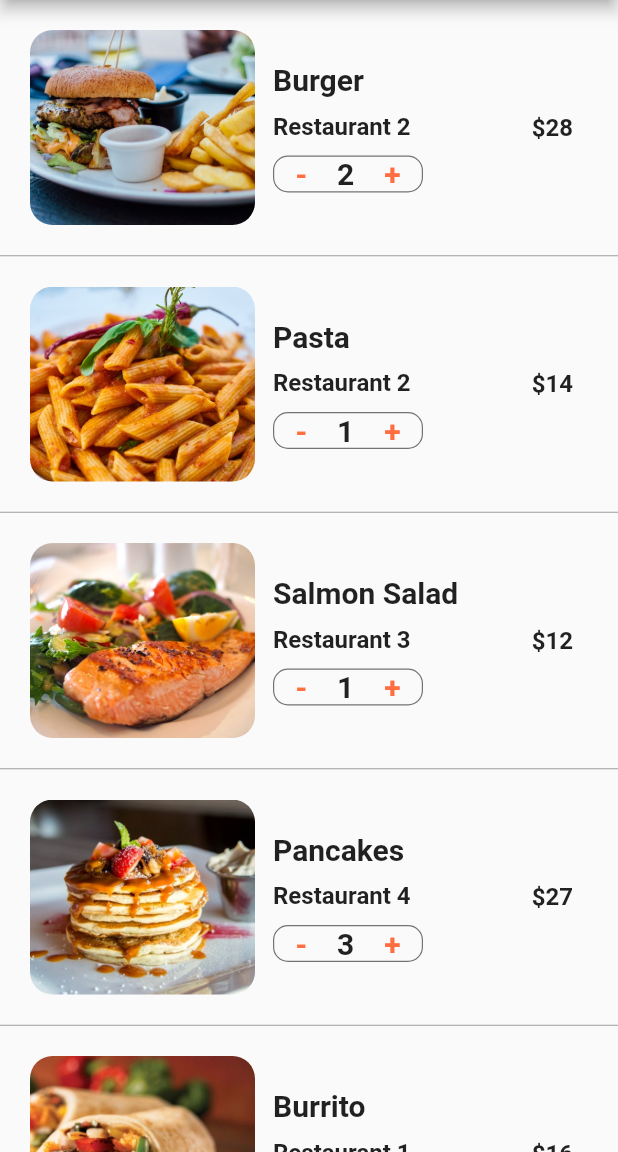
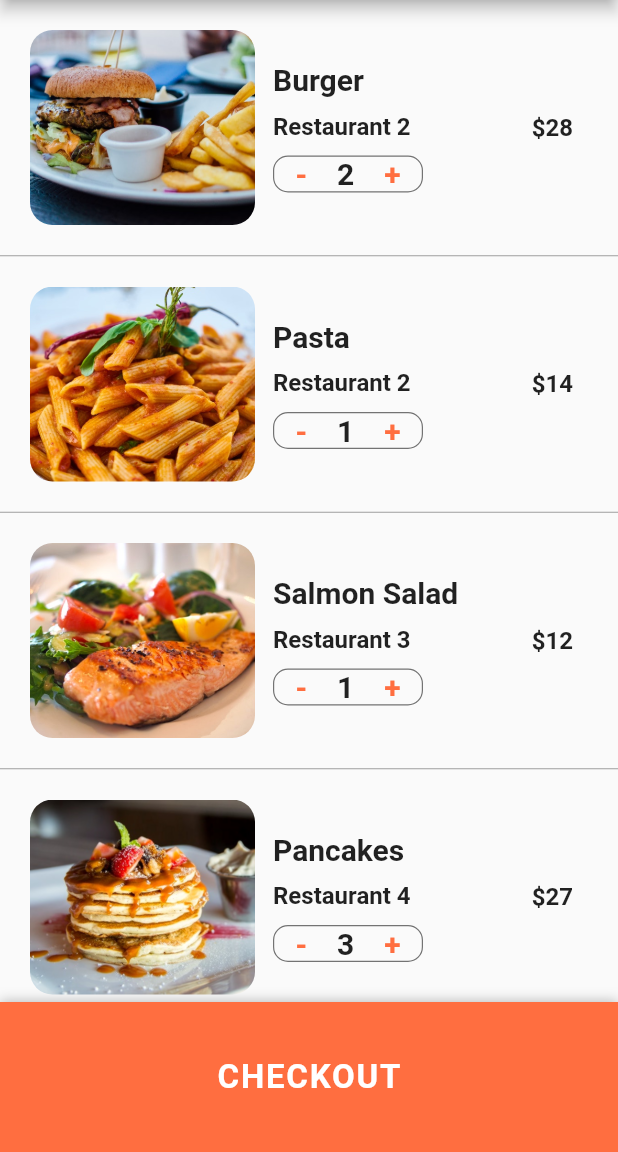
Before and after one commit to rhromets/Food-delivery-UI, a Flutter app: the CartScreen screen opened directly, on a phone screen of 412 x 824 dp, the part 84-1236 px from its top. Run offline on Flutter 3.47's test engine with Material 2 defaults, Android fonts, the phone set to English and light mode, and no system bars.

Commit message:
Modified Cart Screen

```diff
--- a/lib/screens/cart_screen.dart
+++ b/lib/screens/cart_screen.dart
@@ -109,6 +109,10 @@ class _CartScreenState extends State<CartScreen> {
 
   @override
   Widget build(BuildContext context) {
+    double totalPrice = 0;
+    currentUser.cart!.forEach(
+        (Order order) => totalPrice += order.quantity! * order.food!.price!);
+
     return Scaffold(
       appBar: AppBar(
         title: Text('Cart (${currentUser.cart!.length})'),
@@ -116,8 +120,58 @@ class _CartScreenState extends State<CartScreen> {
       body: ListView.separated(
         physics: BouncingScrollPhysics(),
         itemBuilder: (BuildContext context, int index) {
-          Order order = currentUser.cart![index];
-          return _buildCartItem(order);
+          if (index < currentUser.cart!.length) {
+            Order order = currentUser.cart![index];
+            return _buildCartItem(order);
+          }
+          return Padding(
+            padding: EdgeInsets.all(20.0),
+            child: Column(
+              children: [
+                Row(
+                  mainAxisAlignment: MainAxisAlignment.spaceBetween,
+                  children: [
+                    Text(
+                      'Estimated Delivery Time:',
+                      style: TextStyle(
+                        fontSize: 20.0,
+                        fontWeight: FontWeight.w600,
+                      ),
+                    ),
+                    Text(
+                      '25 min',
+                      style: TextStyle(
+                        fontSize: 20.0,
+                        fontWeight: FontWeight.w600,
+                      ),
+                    ),
+                  ],
+                ),
+                SizedBox(height: 10.0),
+                Row(
+                  mainAxisAlignment: MainAxisAlignment.spaceBetween,
+                  children: [
+                    Text(
+                      'Total cost:',
+                      style: TextStyle(
+                        fontSize: 20.0,
+                        fontWeight: FontWeight.w600,
+                      ),
+                    ),
+                    Text(
+                      '\$${totalPrice.toStringAsFixed(2)}',
+                      style: TextStyle(
+                        fontSize: 20.0,
+                        fontWeight: FontWeight.w600,
+                        color: Colors.green[700],
+                      ),
+                    ),
+                  ],
+                ),
+                SizedBox(height: 100.0)
+              ],
+            ),
+          );
         },
         separatorBuilder: (BuildContext context, int index) {
           return Divider(
@@ -125,7 +179,35 @@ class _CartScreenState extends State<CartScreen> {
             color: Colors.grey,
           );
         },
-        itemCount: currentUser.cart!.length,
+        itemCount: currentUser.cart!.length + 1,
+      ),
+      bottomSheet: Container(
+        height: 100,
+        width: MediaQuery.of(context).size.width,
+        decoration: BoxDecoration(
+          color: Theme.of(context).primaryColor,
+          boxShadow: [
+            BoxShadow(
+              color: Colors.black26,
+              offset: Offset(0, -1),
+              blurRadius: 6.0,
+            )
+          ],
+        ),
+        child: Center(
+          child: TextButton(
+            onPressed: () {},
+            child: Text('CHECKOUT'),
+            style: TextButton.styleFrom(
+              primary: Colors.white,
+              textStyle: TextStyle(
+                fontSize: 22.0,
+                fontWeight: FontWeight.bold,
+                letterSpacing: 1.2,
+              ),
+            ),
+          ),
+        ),
       ),
     );
   }
```
